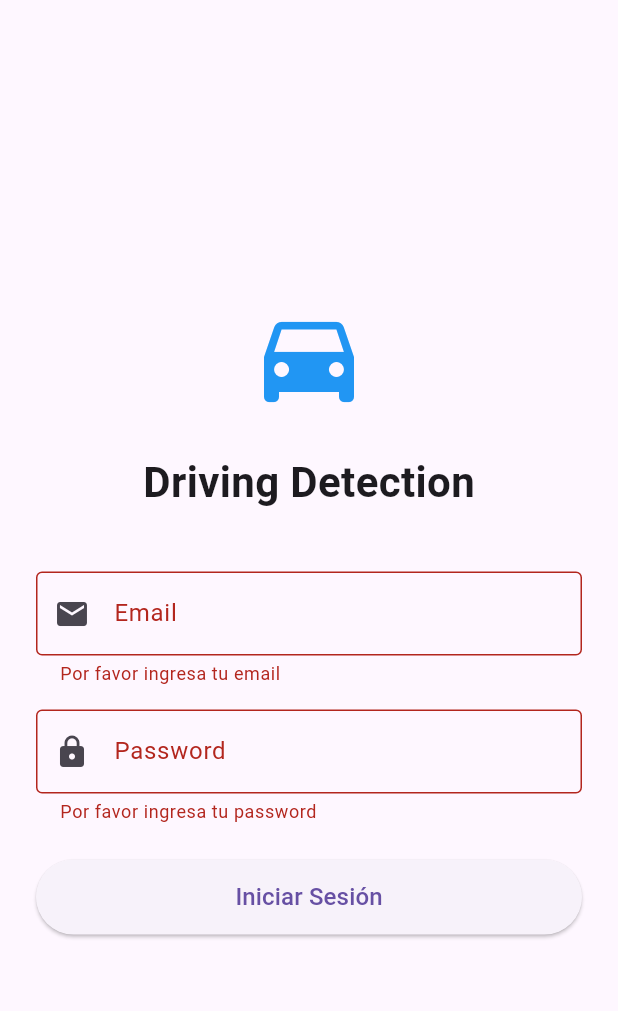
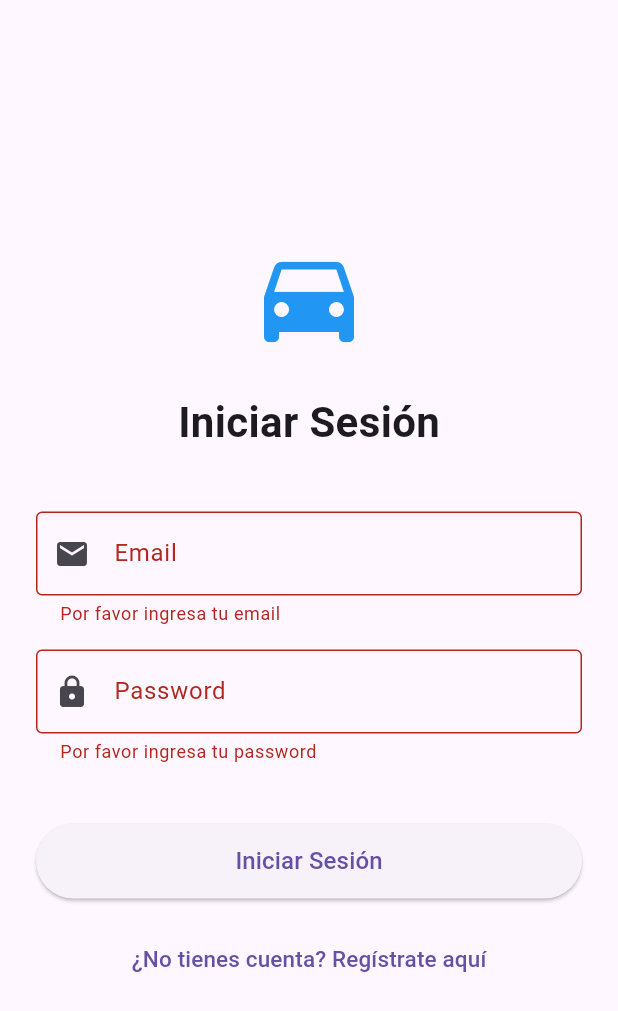
Before and after one commit to RutbelCarlosTC/DriveSafe, a Flutter app: the screen it shows after launch, after a tap on "Iniciar Sesión", on a phone screen of 412 x 824 dp. Shown: the top 1011 px of the screen. Run offline on Flutter 3.47's test engine with Material 3 defaults, Android fonts, the phone set to English and light mode, and no system bars; our stand-ins replace firebase_auth, firebase_core, flutter_map, geolocator, latlong2, sensors_plus and 1 more; missing offline and left inert: mqtt_client; accounts and stored records are empty.

Commit message:
Completado login y register con firebase

```diff
--- a/lib/main.dart
+++ b/lib/main.dart
@@ -1,7 +1,28 @@
+import 'package:flutter/foundation.dart' show kIsWeb;
 import 'package:flutter/material.dart';
+import 'package:firebase_core/firebase_core.dart';
 import 'screens/login_screen.dart';
 
-void main() {
+Future<void> main() async {
+  WidgetsFlutterBinding.ensureInitialized();
+
+  // Inicializa Firebase según la plataforma
+  if (kIsWeb) {
+    await Firebase.initializeApp(
+      options: const FirebaseOptions(
+        apiKey: "AIzaSyCD1gDXtZqElotB-Cjc7-rwgH5d9gsrkVo",
+        authDomain: "drivesafe-848b2.firebaseapp.com",
+        projectId: "drivesafe-848b2",
+        storageBucket: "drivesafe-848b2.firebasestorage.app",
+        messagingSenderId: "713205306159",
+        appId: "1:713205306159:web:0101419ca26a715f36c7da",
+        measurementId: "G-DC5GZYJWWF",
+      ),
+    );
+  } else {
+    await Firebase.initializeApp(); // Usa google-services.json en Android
+  }
+
   runApp(const MyApp());
 }
 
--- a/lib/screens/login_screen.dart
+++ b/lib/screens/login_screen.dart
@@ -1,4 +1,5 @@
 import 'package:flutter/material.dart';
+import 'package:firebase_auth/firebase_auth.dart';
 import 'main_screen.dart';
 
 class LoginScreen extends StatefulWidget {
@@ -13,12 +14,53 @@ class _LoginScreenState extends State<LoginScreen> {
   final _emailController = TextEditingController();
   final _passwordController = TextEditingController();
 
-  void _login() {
-    if (_formKey.currentState!.validate()) {
-      Navigator.pushReplacement(
-        context,
-        MaterialPageRoute(builder: (context) => const MainScreen()),
-      );
+  bool _isLogin = true; // alterna entre Login y Registro
+  bool _isLoading = false;
+  String? _errorMessage;
+
+  Future<void> _submit() async {
+    if (!_formKey.currentState!.validate()) return;
+
+    setState(() {
+      _isLoading = true;
+      _errorMessage = null;
+    });
+
+    try {
+      if (_isLogin) {
+        // 🔹 Iniciar sesión
+        await FirebaseAuth.instance.signInWithEmailAndPassword(
+          email: _emailController.text.trim(),
+          password: _passwordController.text.trim(),
+        );
+      } else {
+        // 🔹 Crear cuenta
+        await FirebaseAuth.instance.createUserWithEmailAndPassword(
+          email: _emailController.text.trim(),
+          password: _passwordController.text.trim(),
+        );
+      }
+
+      // 🔹 Si todo sale bien, ir a MainScreen
+      if (mounted) {
+        Navigator.pushReplacement(
+          context,
+          MaterialPageRoute(builder: (context) => const MainScreen()),
+        );
+      }
+    } on FirebaseAuthException catch (e) {
+      setState(() {
+        _errorMessage = switch (e.code) {
+          'user-not-found' => 'No existe una cuenta con este correo.',
+          'wrong-password' => 'Contraseña incorrecta.',
+          'email-already-in-use' => 'Este correo ya está registrado.',
+          'invalid-email' => 'Correo inválido.',
+          'weak-password' => 'La contraseña es demasiado débil.',
+          _ => 'Error: ${e.message}'
+        };
+      });
+    } finally {
+      setState(() => _isLoading = false);
     }
   }
 
@@ -35,9 +77,9 @@ class _LoginScreenState extends State<LoginScreen> {
               children: [
                 const Icon(Icons.drive_eta, size: 80, color: Colors.blue),
                 const SizedBox(height: 20),
-                const Text(
-                  'Driving Detection',
-                  style: TextStyle(fontSize: 28, fontWeight: FontWeight.bold),
+                Text(
+                  _isLogin ? 'Iniciar Sesión' : 'Crear Cuenta',
+                  style: const TextStyle(fontSize: 28, fontWeight: FontWeight.bold),
                 ),
                 const SizedBox(height: 40),
                 TextFormField(
@@ -47,12 +89,8 @@ class _LoginScreenState extends State<LoginScreen> {
                     border: OutlineInputBorder(),
                     prefixIcon: Icon(Icons.email),
                   ),
-                  validator: (value) {
-                    if (value == null || value.isEmpty) {
-                      return 'Por favor ingresa tu email';
-                    }
-                    return null;
-                  },
+                  validator: (value) =>
+                      value == null || value.isEmpty ? 'Por favor ingresa tu email' : null,
                 ),
                 const SizedBox(height: 16),
                 TextFormField(
@@ -63,20 +101,37 @@ class _LoginScreenState extends State<LoginScreen> {
                     border: OutlineInputBorder(),
                     prefixIcon: Icon(Icons.lock),
                   ),
-                  validator: (value) {
-                    if (value == null || value.isEmpty) {
-                      return 'Por favor ingresa tu password';
-                    }
-                    return null;
-                  },
+                  validator: (value) =>
+                      value == null || value.isEmpty ? 'Por favor ingresa tu password' : null,
                 ),
+                const SizedBox(height: 16),
+                if (_errorMessage != null)
+                  Text(_errorMessage!,
+                      style: const TextStyle(color: Colors.red, fontSize: 14)),
                 const SizedBox(height: 24),
                 SizedBox(
                   width: double.infinity,
                   height: 50,
                   child: ElevatedButton(
-                    onPressed: _login,
-                    child: const Text('Iniciar Sesión', style: TextStyle(fontSize: 16)),
+                    onPressed: _isLoading ? null : _submit,
+                    child: _isLoading
+                        ? const CircularProgressIndicator(color: Colors.white)
+                        : Text(
+                            _isLogin ? 'Iniciar Sesión' : 'Registrarse',
+                            style: const TextStyle(fontSize: 16),
+                          ),
+                  ),
+                ),
+                const SizedBox(height: 16),
+                TextButton(
+                  onPressed: () {
+                    setState(() => _isLogin = !_isLogin);
+                  },
+                  child: Text(
+                    _isLogin
+                        ? '¿No tienes cuenta? Regístrate aquí'
+                        : '¿Ya tienes cuenta? Inicia sesión',
+                    style: const TextStyle(fontSize: 15),
                   ),
                 ),
               ],
```
Also changed, not shown: pubspec.yaml (+7 -5 lines), pubspec.lock, 6 other files.
